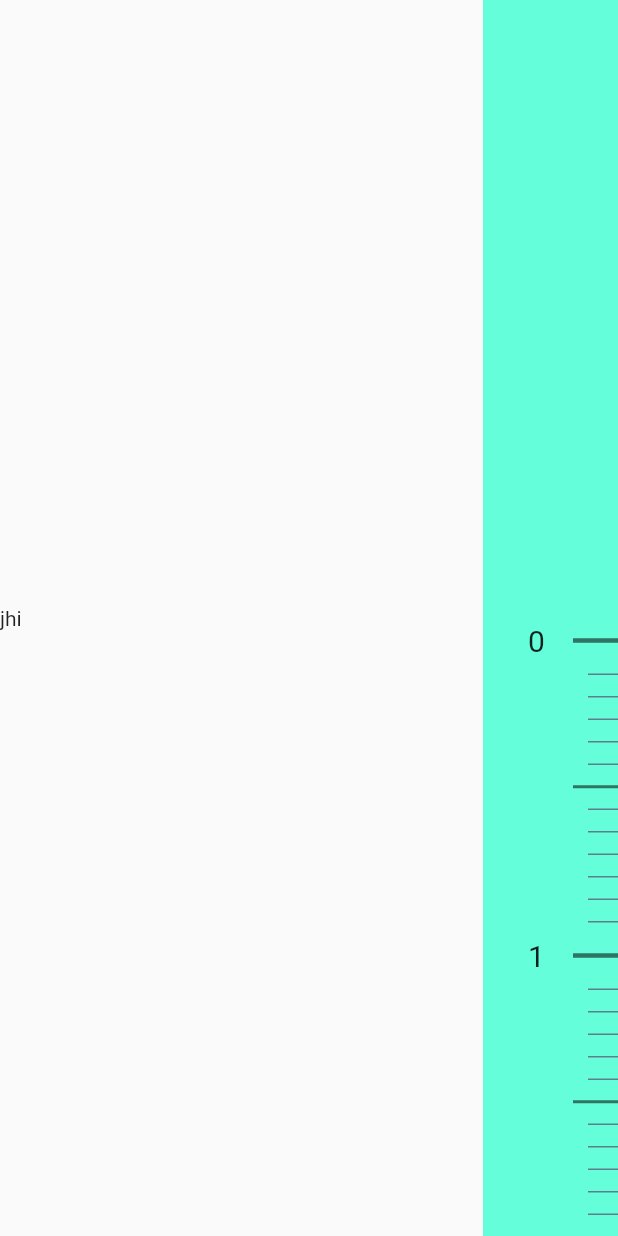
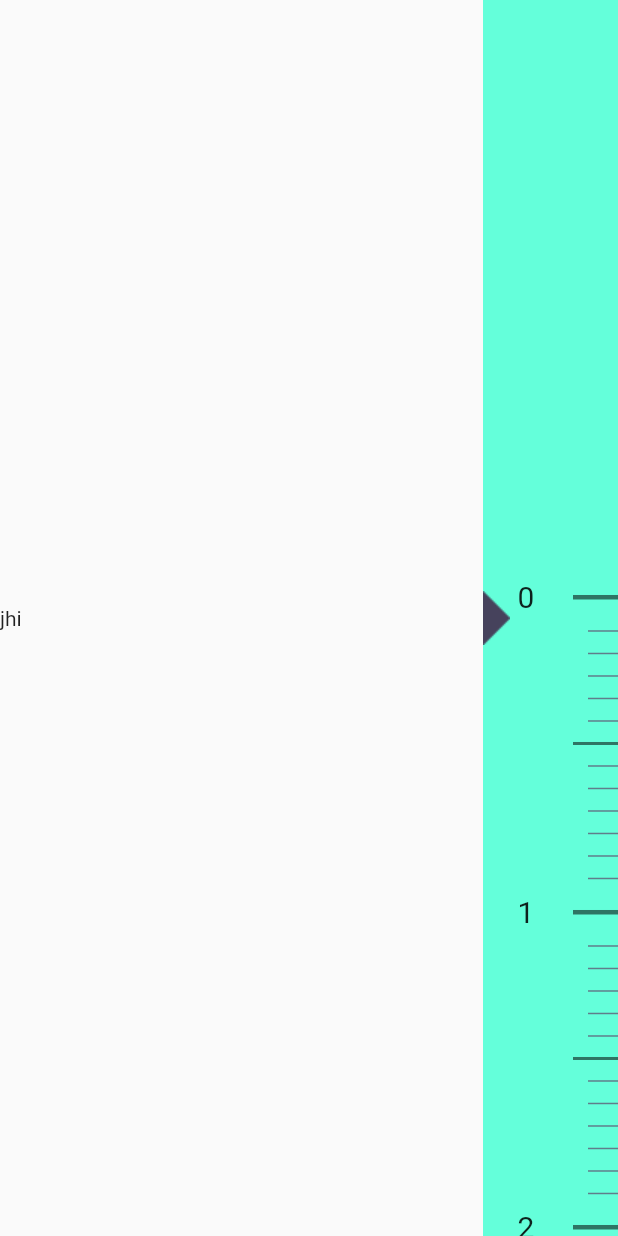
Before and after one commit to pinkeshdarji/HeightWeightScale, a Flutter app: the screen it shows after launch, on a phone screen of 412 x 824 dp. Run offline on Flutter 3.47's test engine with Material 2 defaults, Android fonts, the phone set to English and light mode, and no system bars.

Commit message:
Basic scale correction with image added..

```diff
--- a/lib/ui/height_weight_scale.dart
+++ b/lib/ui/height_weight_scale.dart
@@ -43,11 +43,23 @@ class _HeightWeightScalePageState extends State<HeightWeightScalePage> {
             Container(
               width: 90,
               decoration: BoxDecoration(color: Colors.tealAccent[200]),
+              child: Row(
+                children: <Widget>[
+                  RotatedBox(
+                    quarterTurns: 1,
+                    child: Image.asset(
+                      'assets/images/tooltip.png',
+                      scale: 1,
+                    ),
+                  ),
+                  Expanded(
                       child: ListView.builder(
+                    physics: BouncingScrollPhysics(),
                     controller: _controller,
                     itemCount: measurementLineList.length,
                     padding: EdgeInsets.only(
-                    left: 30, top: MediaQuery.of(context).size.height * 0.5),
+                        left: 5,
+                        top: MediaQuery.of(context).size.height * 0.465),
                     itemBuilder: (context, index) {
                       final mLine = measurementLineList[index];
 
@@ -64,12 +76,14 @@ class _HeightWeightScalePageState extends State<HeightWeightScalePage> {
                               Container(
                                 height: 3,
                                 width: 30,
-                            decoration: BoxDecoration(color: Colors.black54),
+                                decoration:
+                                    BoxDecoration(color: Colors.black54),
                               )
                             ],
                           ),
                         );
-                  } else if (measurementLineList[index].type == Line.small) {
+                      } else if (measurementLineList[index].type ==
+                          Line.small) {
                         return Row(
                           mainAxisAlignment: MainAxisAlignment.end,
                           children: <Widget>[
@@ -95,6 +109,8 @@ class _HeightWeightScalePageState extends State<HeightWeightScalePage> {
                         );
                       }
                     },
+                  ))
+                ],
               ),
             )
           ],
```
Lines whose indentation alone changed are shown as unchanged.
